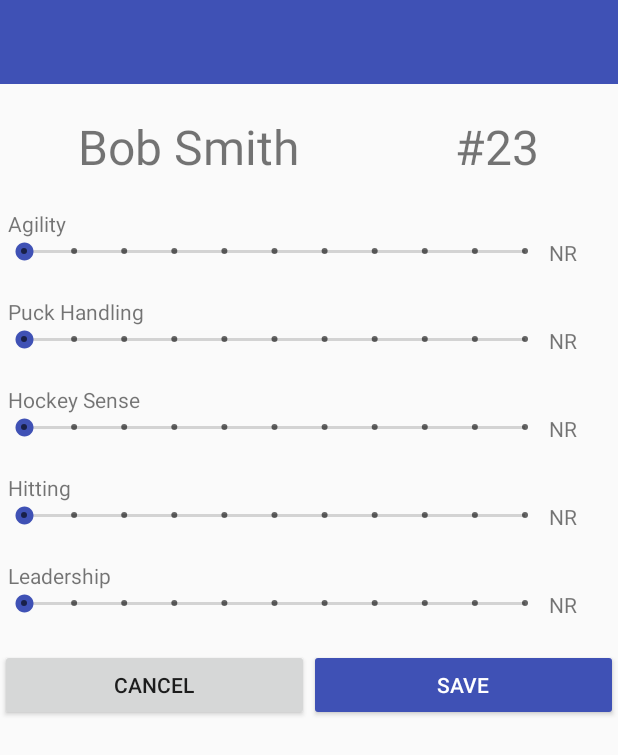
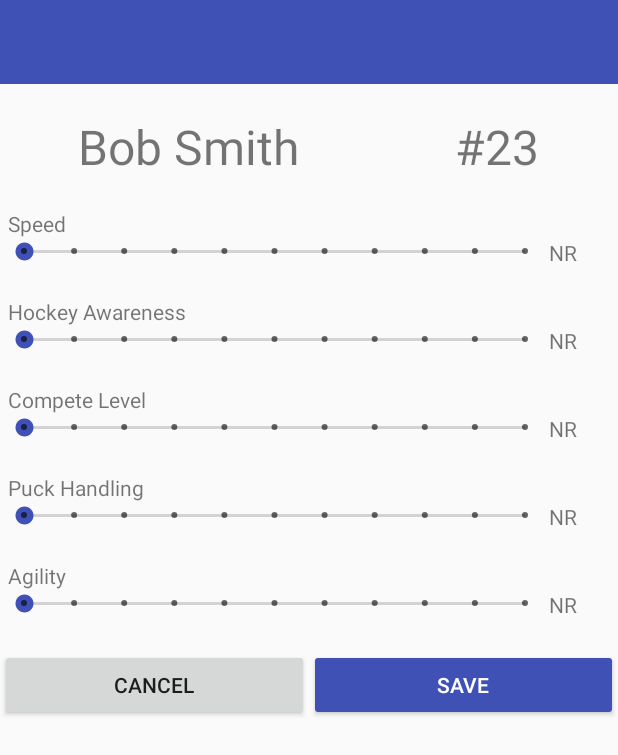
Before and after one commit to fdrury/HockeyConnect, an Android app: the screen it shows after launch (PlayerEvaluationActivity), on a phone screen of 412 x 824 dp. Shown: the top 755 px of the screen. Run offline under Robolectric (Android 15) with nearby library versions, the light colour scheme and no system bars.

Commit message:
updated attribute names

```diff
--- a/code/HockeyConnect/app/src/main/res/values/strings.xml
+++ b/code/HockeyConnect/app/src/main/res/values/strings.xml
@@ -1,10 +1,10 @@
 <resources>
     <string name="app_name">HockeyConnect</string>
-    <string name="attribute0_name">Agility</string>
-    <string name="attribute1_name">Puck Handling</string>
-    <string name="attribute2_name">Hockey Sense</string>
-    <string name="attribute3_name">Hitting</string>
-    <string name="attribute4_name">Leadership</string>
+    <string name="attribute0_name">Speed</string>
+    <string name="attribute1_name">Hockey Awareness</string>
+    <string name="attribute2_name">Compete Level</string>
+    <string name="attribute3_name">Puck Handling</string>
+    <string name="attribute4_name">Agility</string>
     <string name="not_rated_name">NR</string>
 
     <string name="test_player_name_name">Bob Smith</string>
```
